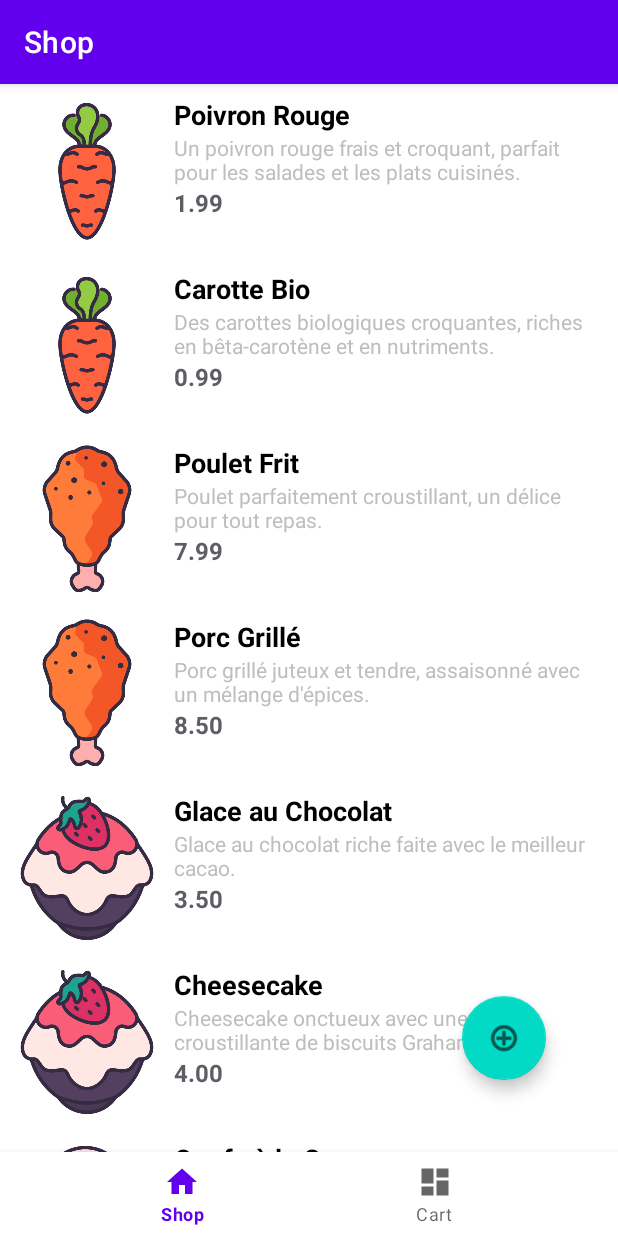
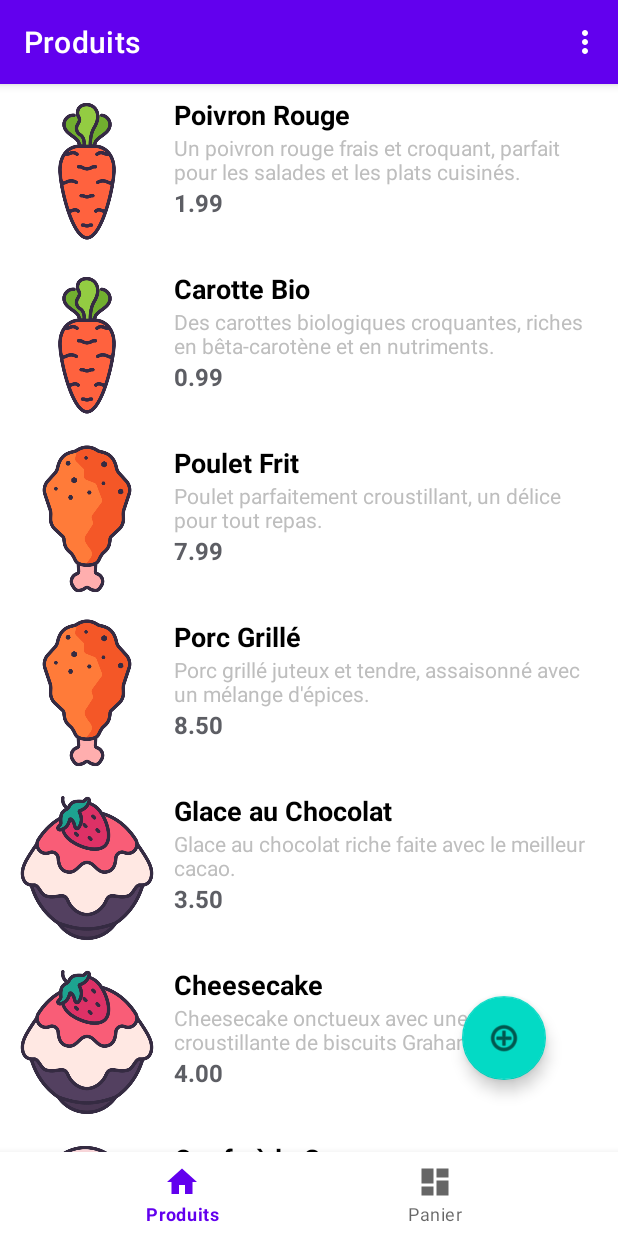
Before and after one commit to FelixDallaire/TP2_felix_gabriela, an Android app: the screen it shows after launch (MainActivity), on a phone screen of 412 x 824 dp. Run offline under Robolectric (Android 15) with nearby library versions, the phone set to English and light mode, and no system bars; our stand-ins replace Room's generated code, navigation-ui.

Commit message:
added menu in toolbar

```diff
--- a/Magasin/app/src/main/java/com/example/magasin/MainActivity.kt
+++ b/Magasin/app/src/main/java/com/example/magasin/MainActivity.kt
@@ -1,6 +1,9 @@
 package com.example.magasin
 
 import android.os.Bundle
+import android.view.Menu
+import android.view.MenuItem
+import android.widget.Toast
 import com.google.android.material.bottomnavigation.BottomNavigationView
 import androidx.appcompat.app.AppCompatActivity
 import androidx.navigation.findNavController
@@ -30,4 +33,20 @@ class MainActivity : AppCompatActivity() {
         setupActionBarWithNavController(navController, appBarConfiguration)
         navView.setupWithNavController(navController)
     }
+
+    override fun onCreateOptionsMenu(menu: Menu?): Boolean {
+        menuInflater.inflate(R.menu.admin_menu, menu)
+        return true
+    }
+
+    override fun onOptionsItemSelected(item: MenuItem): Boolean {
+        when (item.itemId) {
+            R.id.mn_admin -> {
+                Toast.makeText(this, "Mode admin active", Toast.LENGTH_SHORT).show()
+                return true
+            }
+
+            else -> return super.onOptionsItemSelected(item)
+        }
+    }
 }
--- /dev/null
+++ b/Magasin/app/src/main/res/menu/admin_menu.xml
@@ -0,0 +1,7 @@
+<?xml version="1.0" encoding="utf-8"?>
+<menu xmlns:android="http://schemas.android.com/apk/res/android">
+    <item
+        android:id="@+id/mn_admin"
+        android:icon="@drawable/admin"
+        android:title="@string/menu_option_admin" />
+</menu>
--- a/Magasin/app/src/main/res/values/strings.xml
+++ b/Magasin/app/src/main/res/values/strings.xml
@@ -1,9 +1,10 @@
 <resources>
     <string name="app_name">Épicerie</string>
-    <string name="title_shop">Shop</string>
-    <string name="title_cart">Cart</string>
+    <string name="title_shop">Produits</string>
+    <string name="title_cart">Panier</string>
     <string name="text_total_price">Prix total</string>
     <string name="action_edit">Éditer</string>
     <string name="action_delete">Supprimer</string>
     <string name="total_price">Total: %1$.2f$</string>
+    <string name="menu_option_admin">Admin</string>
 </resources>
```
Also changed, not shown: Magasin/app/src/main/res/drawable/admin.png (added).
